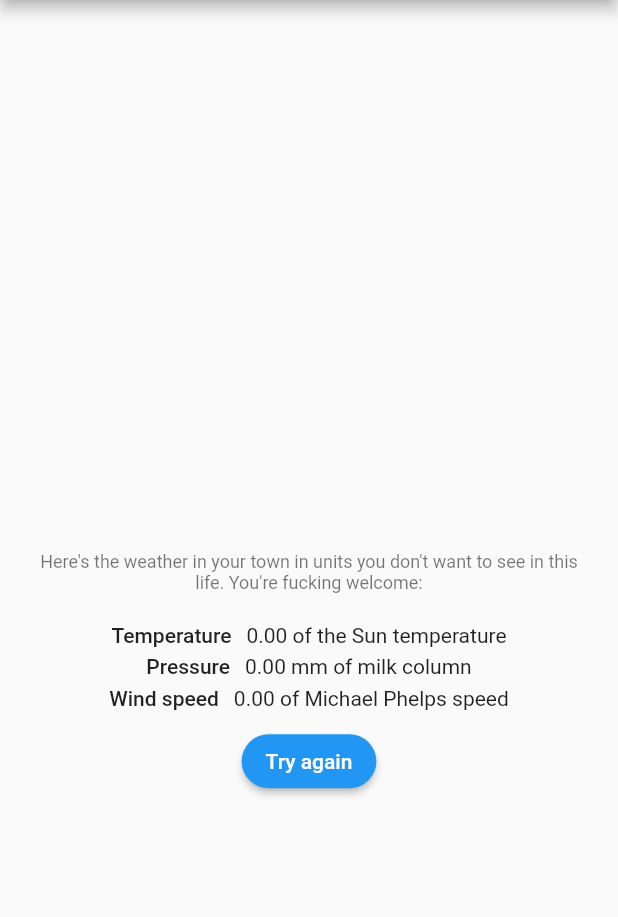
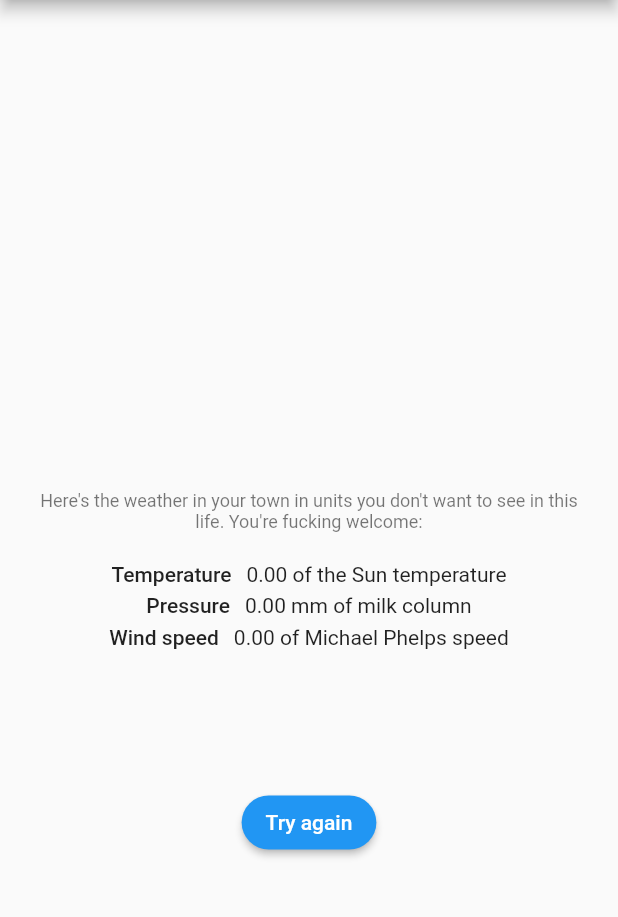
Before and after one commit to AzazKamaz/antiapp, a Flutter app: the WeatherDetails screen opened directly with empty values, on a phone screen of 412 x 824 dp, the part 84-1001 px from its top. Run offline on Flutter 3.47's test engine with Material 2 defaults, Android fonts, the phone set to English and light mode, and no system bars; our stand-ins replace audioplayers, camera, cloud_firestore, device_info_plus, dio, easy_localization and 4 more; missing offline and left inert: flutter_tex, photo_manager; accounts and stored records are empty.

Commit message:
Weather Fix

```diff
--- a/lib/weather/weather_details.dart
+++ b/lib/weather/weather_details.dart
@@ -30,9 +30,9 @@ class WeatherDetails extends StatelessWidget {
                 fit: BoxFit.scaleDown,
                 child: Text(model.name,
                     style: Theme.of(context).textTheme.headline1)),
-            Padding(
-              padding: const EdgeInsets.only(left: 12.0, right: 12.0),
-              child: Flexible(
+            Flexible(
+              child: Padding(
+                padding: const EdgeInsets.only(left: 12.0, right: 12.0),
                 child: Column(
                   children: [
                     Text('weather_welcome'.tr(),
```
